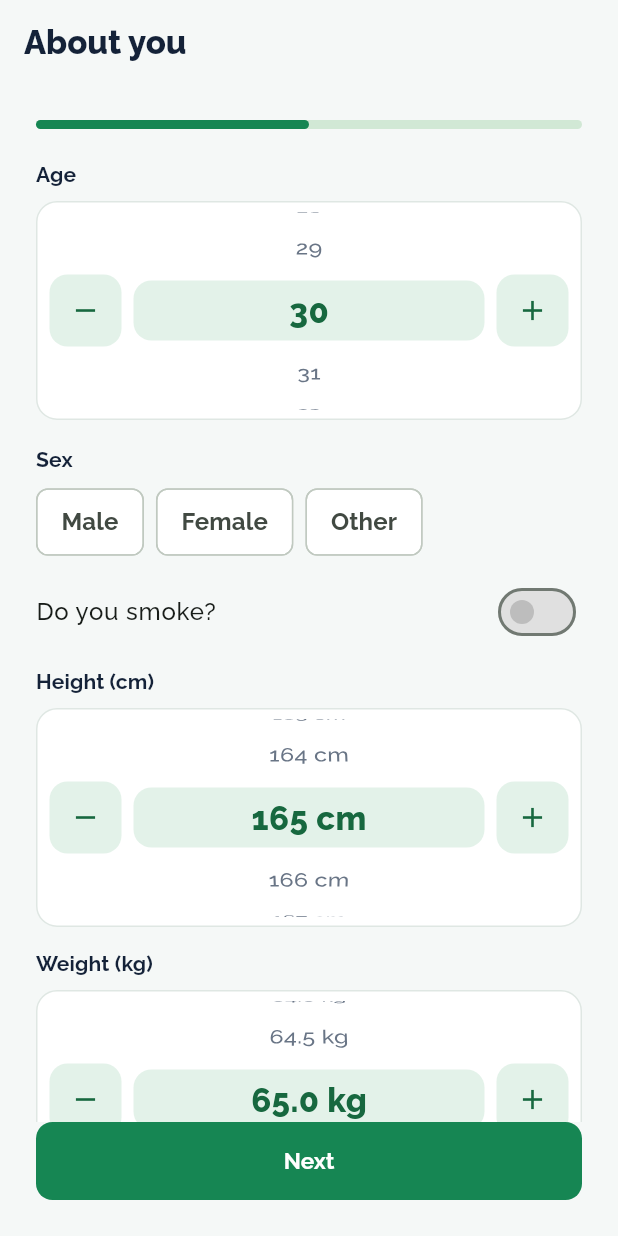
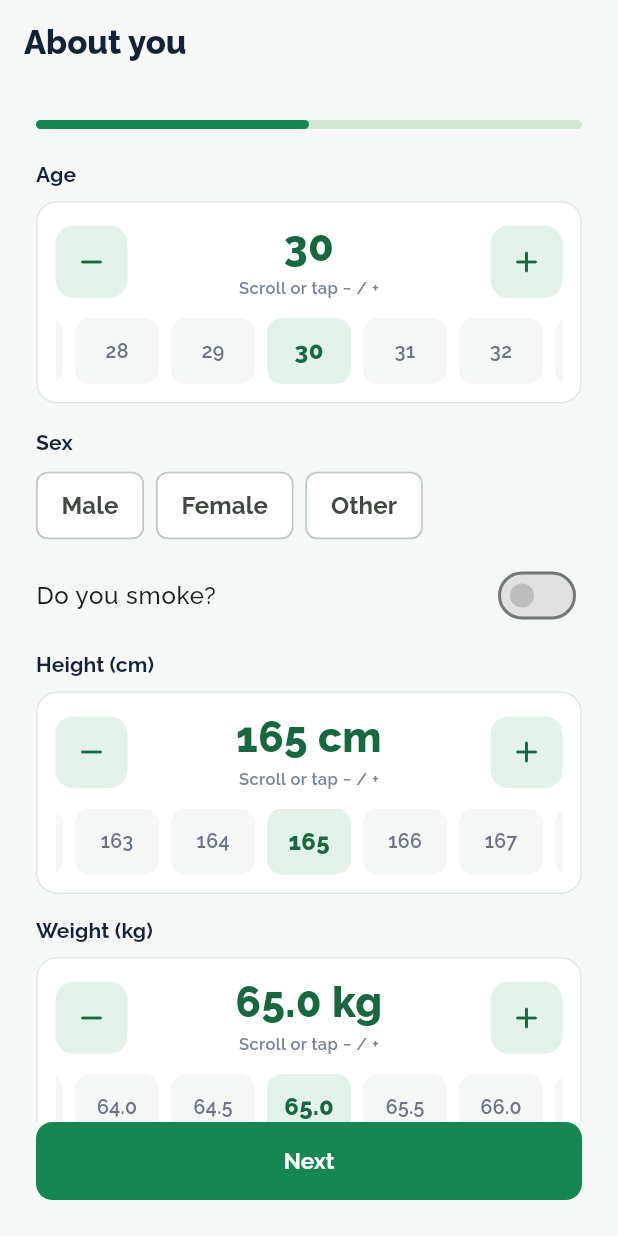
Before and after one commit to Wahid-Islam/47--Frontend, a Flutter app: the ProfileWizardScreen screen opened by its route, on a phone screen of 412 x 824 dp. Run offline on Flutter 3.47's test engine with Material 3 defaults, Android fonts, the phone set to English and light mode, and no system bars; our stand-ins replace equatable, fl_chart, flutter_bloc, go_router, google_fonts, shared_preferences; missing offline and left inert: dart:html; accounts and stored records are empty.

Commit message:
Make age/height/weight steppers work reliably on Flutter web.
Replace ListWheelScrollView with a large value display, +/- buttons, and a horizontal number strip.

Co-authored-by: Cursor <cursoragent@cursor.com>

```diff
--- a/lib/core/l10n/app_strings.dart
+++ b/lib/core/l10n/app_strings.dart
@@ -14,6 +14,10 @@ class AppStrings {
     },
     'ofDeaths': {'en': 'of deaths', 'bm': 'daripada kematian'},
     'lastUpdated': {'en': 'Last updated: 29 July 2025', 'bm': 'Kemas kini terakhir: 29 Julai 2025'},
+    'scrollOrTapAdjust': {
+      'en': 'Scroll or tap − / +',
+      'bm': 'Tatal atau ketik − / +',
+    },
     'getStarted': {'en': 'Get Started', 'bm': 'Mulakan'},
     'haveAccount': {'en': 'I already have an account', 'bm': 'Saya sudah ada akaun'},
     'demoLogin': {'en': 'Try demo (Lim Wei Jian)', 'bm': 'Cuba demo (Lim Wei Jian)'},
--- a/lib/core/widgets/scroll_number_field.dart
+++ b/lib/core/widgets/scroll_number_field.dart
@@ -1,8 +1,11 @@
 import 'package:flutter/material.dart';
+import 'package:flutter/services.dart';
 
 import '../theme/app_theme.dart';
 
-/// Scrollable numeric picker with + / − controls for questionnaire fields.
+/// Web-friendly numeric stepper with +/− and a horizontal scroll strip.
+///
+/// Avoids [ListWheelScrollView], which is unreliable on Flutter web.
 class ScrollNumberField extends StatefulWidget {
   const ScrollNumberField({
     super.key,
@@ -13,6 +16,7 @@ class ScrollNumberField extends StatefulWidget {
     required this.onChanged,
     this.step = 1,
     this.suffix,
+    this.hint,
     this.decimals = 0,
     this.validator,
   });
@@ -23,6 +27,7 @@ class ScrollNumberField extends StatefulWidget {
   final double max;
   final double step;
   final String? suffix;
+  final String? hint;
   final int decimals;
   final ValueChanged<double> onChanged;
   final String? Function(double value)? validator;
@@ -32,8 +37,8 @@ class ScrollNumberField extends StatefulWidget {
 }
 
 class _ScrollNumberFieldState extends State<ScrollNumberField> {
-  static const double _itemExtent = 40;
-  late FixedExtentScrollController _controller;
+  static const double _chipWidth = 64;
+  late final ScrollController _scrollController;
   late List<double> _values;
   String? _error;
 
@@ -41,7 +46,8 @@ class _ScrollNumberFieldState extends State<ScrollNumberField> {
   void initState() {
     super.initState();
     _values = _buildValues();
-    _controller = FixedExtentScrollController(initialItem: _indexFor(widget.value));
+    _scrollController = ScrollController();
+    WidgetsBinding.instance.addPostFrameCallback((_) => _scrollToSelected(jump: true));
   }
 
   @override
@@ -52,15 +58,14 @@ class _ScrollNumberFieldState extends State<ScrollNumberField> {
         oldWidget.step != widget.step) {
       _values = _buildValues();
     }
-    final nextIndex = _indexFor(widget.value);
-    if (_controller.hasClients && _controller.selectedItem != nextIndex) {
-      _controller.jumpToItem(nextIndex);
+    if (oldWidget.value != widget.value) {
+      WidgetsBinding.instance.addPostFrameCallback((_) => _scrollToSelected());
     }
   }
 
   @override
   void dispose() {
-    _controller.dispose();
+    _scrollController.dispose();
     super.dispose();
   }
 
@@ -91,27 +96,45 @@ class _ScrollNumberFieldState extends State<ScrollNumberField> {
     return value.toStringAsFixed(widget.decimals);
   }
 
-  void _setIndex(int index, {bool notify = true}) {
-    final next = _values[index.clamp(0, _values.length - 1)];
-    _error = widget.validator?.call(next);
-    if (notify) widget.onChanged(next);
+  void _scrollToSelected({bool jump = false}) {
+    if (!_scrollController.hasClients) return;
+    final index = _indexFor(widget.value);
+    final viewport = _scrollController.position.viewportDimension;
+    final target = (index * _chipWidth) - (viewport - _chipWidth) / 2;
+    final offset = target.clamp(0.0, _scrollController.position.maxScrollExtent);
+    if (jump) {
+      _scrollController.jumpTo(offset);
+    } else {
+      _scrollController.animateTo(
+        offset,
+        duration: const Duration(milliseconds: 180),
+        curve: Curves.easeOut,
+      );
+    }
+  }
+
+  void _setValue(double next) {
+    final clamped = next.clamp(widget.min, widget.max);
+    final snapped = _values[_indexFor(clamped)];
+    _error = widget.validator?.call(snapped);
+    widget.onChanged(snapped);
     setState(() {});
   }
 
   void _nudge(int delta) {
-    if (!_controller.hasClients) return;
-    final next = (_controller.selectedItem + delta).clamp(0, _values.length - 1);
-    _controller.animateToItem(
-      next,
-      duration: const Duration(milliseconds: 160),
-      curve: Curves.easeOut,
-    );
+    final index = (_indexFor(widget.value) + delta).clamp(0, _values.length - 1);
+    HapticFeedback.selectionClick();
+    _setValue(_values[index]);
   }
 
   @override
   Widget build(BuildContext context) {
-    final canDecrease = _indexFor(widget.value) > 0;
-    final canIncrease = _indexFor(widget.value) < _values.length - 1;
+    final selectedIndex = _indexFor(widget.value);
+    final canDecrease = selectedIndex > 0;
+    final canIncrease = selectedIndex < _values.length - 1;
+    final display = widget.suffix == null
+        ? _format(widget.value)
+        : '${_format(widget.value)} ${widget.suffix}';
 
     return Column(
       crossAxisAlignment: CrossAxisAlignment.start,
@@ -119,67 +142,88 @@ class _ScrollNumberFieldState extends State<ScrollNumberField> {
         Text(widget.label, style: Theme.of(context).textTheme.labelLarge),
         const SizedBox(height: 8),
         Container(
+          width: double.infinity,
+          padding: const EdgeInsets.fromLTRB(12, 14, 12, 12),
           decoration: BoxDecoration(
             color: Colors.white,
             borderRadius: BorderRadius.circular(14),
             border: Border.all(color: _error != null ? AppTheme.riskHigh : const Color(0xFFDFE7E3)),
           ),
-          padding: const EdgeInsets.symmetric(horizontal: 8, vertical: 6),
-          child: Row(
+          child: Column(
+            children: [
+              Row(
                 children: [
                   _StepButton(
-                icon: Icons.remove,
+                    icon: Icons.remove_rounded,
                     enabled: canDecrease,
                     onPressed: () => _nudge(-1),
                   ),
                   Expanded(
-                child: SizedBox(
-                  height: 132,
-                  child: Stack(
-                    alignment: Alignment.center,
+                    child: Column(
                       children: [
-                      Container(
-                        height: _itemExtent,
-                        margin: const EdgeInsets.symmetric(horizontal: 8),
-                        decoration: BoxDecoration(
-                          color: AppTheme.softGreen,
-                          borderRadius: BorderRadius.circular(12),
+                        Text(
+                          display,
+                          textAlign: TextAlign.center,
+                          style: const TextStyle(
+                            fontSize: 28,
+                            fontWeight: FontWeight.w800,
+                            color: AppTheme.primaryDark,
+                            height: 1.1,
                           ),
                         ),
-                      ListWheelScrollView.useDelegate(
-                        controller: _controller,
-                        itemExtent: _itemExtent,
-                        physics: const FixedExtentScrollPhysics(),
-                        diameterRatio: 1.35,
-                        perspective: 0.003,
-                        onSelectedItemChanged: (index) => _setIndex(index),
-                        childDelegate: ListWheelChildBuilderDelegate(
-                          childCount: _values.length,
-                          builder: (context, index) {
-                            final selected = _indexFor(widget.value) == index;
-                            final text = _format(_values[index]);
-                            final label = widget.suffix == null ? text : '$text ${widget.suffix}';
-                            return Center(
+                        const SizedBox(height: 4),
+                        if (widget.hint != null)
+                          Text(
+                            widget.hint!,
+                            style: TextStyle(
+                              fontSize: 11,
+                              fontWeight: FontWeight.w600,
+                              color: AppTheme.textSecondary.withValues(alpha: 0.9),
+                            ),
+                          ),
+                      ],
+                    ),
+                  ),
+                  _StepButton(
+                    icon: Icons.add_rounded,
+                    enabled: canIncrease,
+                    onPressed: () => _nudge(1),
+                  ),
+                ],
+              ),
+              const SizedBox(height: 12),
+              SizedBox(
+                height: 44,
+                child: ListView.builder(
+                  controller: _scrollController,
+                  scrollDirection: Axis.horizontal,
+                  itemCount: _values.length,
+                  itemExtent: _chipWidth,
+                  itemBuilder: (context, index) {
+                    final selected = index == selectedIndex;
+                    return Padding(
+                      padding: const EdgeInsets.symmetric(horizontal: 4),
+                      child: Material(
+                        color: selected ? AppTheme.softGreen : const Color(0xFFF4F7F5),
+                        borderRadius: BorderRadius.circular(10),
+                        child: InkWell(
+                          borderRadius: BorderRadius.circular(10),
+                          onTap: () => _setValue(_values[index]),
+                          child: Center(
                             child: Text(
-                                label,
+                              _format(_values[index]),
                               style: TextStyle(
-                                  fontSize: selected ? 22 : 16,
-                                  fontWeight: selected ? FontWeight.w800 : FontWeight.w500,
+                                fontSize: selected ? 16 : 13,
+                                fontWeight: selected ? FontWeight.w800 : FontWeight.w600,
                                 color: selected ? AppTheme.primaryDark : AppTheme.textSecondary,
+                              ),
+                            ),
+                          ),
                         ),
                       ),
                     );
                   },
                 ),
-                      ),
-                    ],
-                  ),
-                ),
-              ),
-              _StepButton(
-                icon: Icons.add,
-                enabled: canIncrease,
-                onPressed: () => _nudge(1),
               ),
             ],
           ),
@@ -217,7 +261,7 @@ class _StepButton extends StatelessWidget {
           foregroundColor: enabled ? AppTheme.primaryDark : AppTheme.textSecondary,
           shape: RoundedRectangleBorder(borderRadius: BorderRadius.circular(12)),
         ),
-        icon: Icon(icon, size: 22),
+        icon: Icon(icon, size: 24),
       ),
     );
   }
--- a/lib/view/screens/profile_wizard_screen.dart
+++ b/lib/view/screens/profile_wizard_screen.dart
@@ -270,6 +270,7 @@ class _ProfileWizardScreenState extends State<ProfileWizardScreen> {
           min: 18,
           max: 90,
           step: 1,
+          hint: AppStrings.t('scrollOrTapAdjust', locale),
           onChanged: (v) => setState(() => _ageValue = v.round()),
           validator: (v) {
             if (v < 18 || v > 90) return AppStrings.t('validationAgeRange', locale);
@@ -318,6 +319,7 @@ class _ProfileWizardScreenState extends State<ProfileWizardScreen> {
           max: 250,
           step: 1,
           suffix: 'cm',
+          hint: AppStrings.t('scrollOrTapAdjust', locale),
           onChanged: (v) => setState(() => _heightValue = v),
           validator: (v) {
             if (v < 100 || v > 250) return AppStrings.t('validationHeightRange', locale);
@@ -333,6 +335,7 @@ class _ProfileWizardScreenState extends State<ProfileWizardScreen> {
           step: 0.5,
           decimals: 1,
           suffix: 'kg',
+          hint: AppStrings.t('scrollOrTapAdjust', locale),
           onChanged: (v) => setState(() => _weightValue = v),
           validator: (v) {
             if (v < 30 || v > 250) return AppStrings.t('validationWeightRange', locale);
```
Lines whose indentation alone changed are shown as unchanged.
